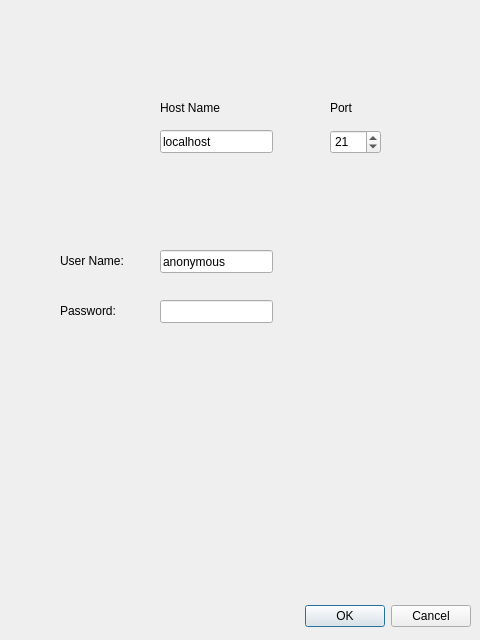
Qt form logindialog.ui (Q-Wednesday/FTPClient) before a commit.
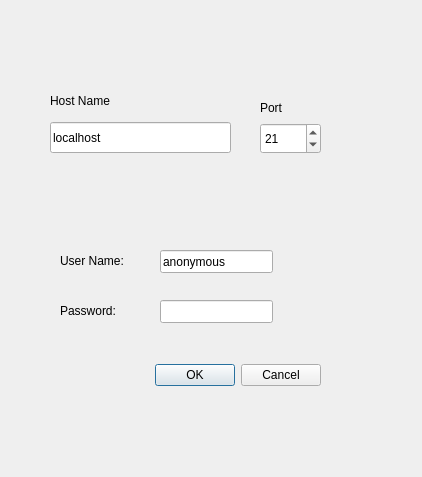
The same form after that commit.

The edit to the form file:
```diff
--- a/logindialog.ui
+++ b/logindialog.ui
@@ -6,8 +6,8 @@
    <rect>
     <x>0</x>
     <y>0</y>
-    <width>480</width>
-    <height>640</height>
+    <width>422</width>
+    <height>477</height>
    </rect>
   </property>
   <property name="windowTitle">
@@ -16,10 +16,10 @@
   <widget class="QDialogButtonBox" name="buttonBox">
    <property name="geometry">
     <rect>
-     <x>10</x>
-     <y>600</y>
-     <width>461</width>
-     <height>32</height>
+     <x>30</x>
+     <y>360</y>
+     <width>291</width>
+     <height>31</height>
     </rect>
    </property>
    <property name="orientation">
@@ -84,10 +84,10 @@
   <widget class="QLineEdit" name="hostNameEdit">
    <property name="geometry">
     <rect>
-     <x>160</x>
-     <y>130</y>
-     <width>113</width>
-     <height>23</height>
+     <x>50</x>
+     <y>122</y>
+     <width>181</width>
+     <height>31</height>
     </rect>
    </property>
    <property name="text">
@@ -97,10 +97,10 @@
   <widget class="QSpinBox" name="portSelection">
    <property name="geometry">
     <rect>
-     <x>330</x>
-     <y>130</y>
-     <width>51</width>
-     <height>24</height>
+     <x>260</x>
+     <y>123</y>
+     <width>61</width>
+     <height>31</height>
     </rect>
    </property>
    <property name="maximum">
@@ -113,10 +113,10 @@
   <widget class="QLabel" name="label_3">
    <property name="geometry">
     <rect>
-     <x>160</x>
-     <y>100</y>
-     <width>68</width>
-     <height>15</height>
+     <x>50</x>
+     <y>90</y>
+     <width>101</width>
+     <height>21</height>
     </rect>
    </property>
    <property name="text">
@@ -126,7 +126,7 @@
   <widget class="QLabel" name="label_4">
    <property name="geometry">
     <rect>
-     <x>330</x>
+     <x>260</x>
      <y>100</y>
      <width>68</width>
      <height>15</height>
```
